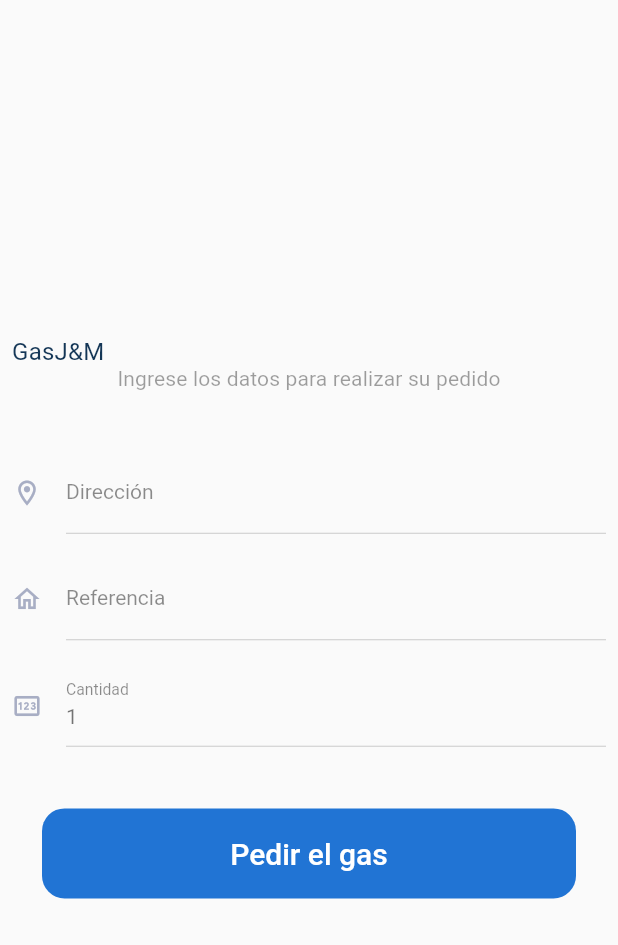
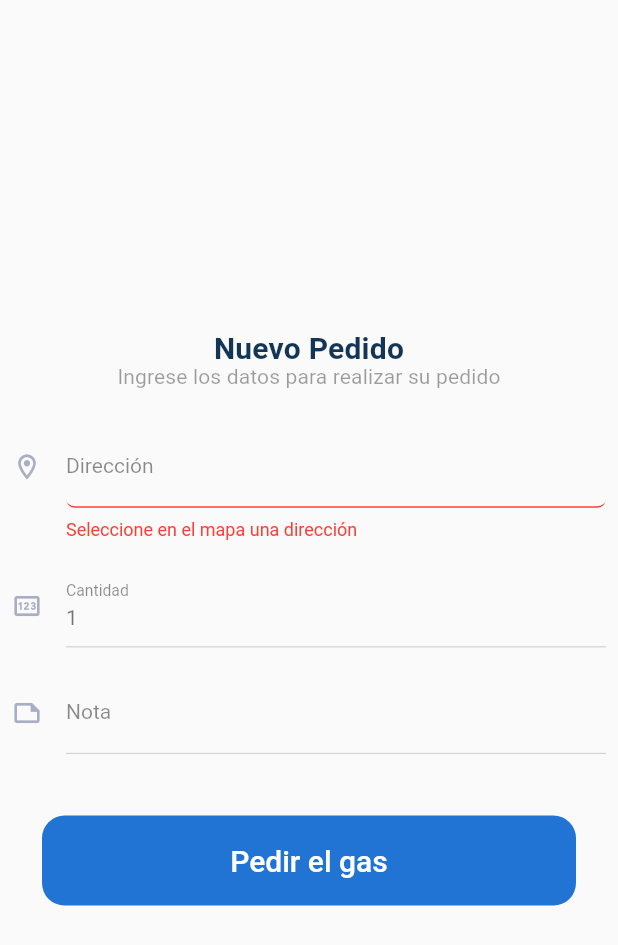
Before and after one commit to MyPatt/gasjm_borradorcliente, a Flutter app: the FormPedirGas widget shown alone on an empty page, opened directly, after a tap on "Pedir el gas", on a phone screen of 412 x 824 dp. Shown: the top 945 px of the screen. Run offline on Flutter 3.47's test engine with Material 2 defaults, Android fonts, the light colour scheme and no system bars; our stand-ins replace bloc, cloud_firestore, equatable, firebase_auth, firebase_core, firebase_storage and 12 more; missing offline and left inert: flutter_facebook_auth; accounts and stored records are empty; network calls fail; statements that could not run were skipped.

Commit message:
Mejora en diseno pantalla inicio, validaciones form pedir gas

```diff
--- a/lib/app/core/theme/text_theme.dart
+++ b/lib/app/core/theme/text_theme.dart
@@ -9,6 +9,6 @@ class TextoTheme {
       TextStyle(fontSize: 14, fontWeight: FontWeight.bold, color: AppTheme.light);
       //
         static const TextStyle subtitleStyle1 =
-      TextStyle(fontSize: 16, fontWeight: FontWeight.normal,letterSpacing: 0.15, color: AppTheme.blueDark);
+      TextStyle(fontSize: 20, fontWeight: FontWeight.bold,letterSpacing: 0.15, color: AppTheme.blueDark);
       //Theme.of(context).textTheme.headline4?.copyWith(   color: AppTheme.blue, fontWeight: FontWeight.w900)
 }
--- a/lib/app/core/utils/mensajes.dart
+++ b/lib/app/core/utils/mensajes.dart
@@ -7,7 +7,7 @@ abstract class Mensajes {
     Fluttertoast.showToast(
         msg: sms,
         toastLength: Toast.LENGTH_LONG,
-        gravity: ToastGravity.TOP,
+        gravity: ToastGravity.BOTTOM,
         timeInSecForIosWeb: 1,
         backgroundColor:AppTheme.blueDark,
         textColor: Colors.white);
--- a/lib/app/core/utils/validaciones.dart
+++ b/lib/app/core/utils/validaciones.dart
@@ -112,4 +112,26 @@ class Validacion {
       return false;
     }
   }
+  /* FORM PEDIR GAS */
+//Metodo para validar que el nombre nu sea nulo y vacio
+
+  static String? validarCantidadGas(String? value) {
+    if (value == null) {
+      return null;
+    }
+    if (value.isEmpty) {
+      return 'Ingrese una cantidad';
+    }
+    return null;
+  }
+  //Validar que la direccion sea valida
+    static String? validarDireccion(String? value) {
+    if (value == null) {
+      return null;
+    }
+    if (value.isEmpty || value=='Buscando dirección...') {
+      return 'Seleccione en el mapa una dirección';
+    }
+    return null;
+  }
 }
--- a/lib/app/global_widgets/cliente/menu_appbar.dart
+++ b/lib/app/global_widgets/cliente/menu_appbar.dart
@@ -18,9 +18,7 @@ class MenuAppBar extends StatelessWidget {
                     // onPressed: showRatingDialog,calificarservicio
                     onPressed: _.cargarAgenda,
                     icon: const Icon(Icons.calendar_today_outlined)),
-                const SizedBox(
-                  width: 8,
-                ),
+
                 //Opcion historial
 
                 IconButton(
--- a/lib/app/modules/inicio/local_widgets/form_pedirgas.dart
+++ b/lib/app/modules/inicio/local_widgets/form_pedirgas.dart
@@ -1,7 +1,10 @@
 import 'package:flutter/material.dart';
+import 'package:flutter/services.dart';
 import 'package:gasjm/app/core/theme/app_theme.dart';
 import 'package:gasjm/app/core/theme/text_theme.dart';
+import 'package:gasjm/app/core/utils/mensajes.dart';
 import 'package:gasjm/app/core/utils/responsive.dart';
+import 'package:gasjm/app/core/utils/validaciones.dart';
 import 'package:gasjm/app/global_widgets/input_text.dart';
 import 'package:gasjm/app/global_widgets/primary_button.dart';
 import 'package:gasjm/app/global_widgets/text_description.dart';
@@ -17,6 +20,8 @@ class FormPedirGas extends StatelessWidget {
         builder: (_) => Container(
               padding: const EdgeInsets.all(8.0),
               child: Center(
+                child: Form(
+                  key: _.formKey,
                   child: ListView(
                     shrinkWrap: true,
                     /*    mainAxisSize: MainAxisSize.max,
@@ -24,13 +29,15 @@ class FormPedirGas extends StatelessWidget {
                     crossAxisAlignment: CrossAxisAlignment.stretch,*/
                     children: [
                       const Text(
-                        "GasJ&M",
-                        style: TextoTheme.subtitleStyle1
+                        "Nuevo Pedido",
+                        style: TextoTheme.subtitleStyle1,
+                        textAlign: TextAlign.center,
                       ),
-
-                    const  TextDescription(text: "Ingrese los datos para realizar su pedido"),
+                      const TextDescription(
+                          text: "Ingrese los datos para realizar su pedido"),
                       SizedBox(
-                        height: Responsive.getScreenSize(context).height * .05),
+                          height:
+                              Responsive.getScreenSize(context).height * .03),
                       InputText(
                         controller: _.direccionTextoController,
                         keyboardType: TextInputType.streetAddress,
@@ -38,21 +45,13 @@ class FormPedirGas extends StatelessWidget {
                         iconColor: AppTheme.light,
                         border: InputBorder.none,
                         labelText: "Dirección",
+                        validator: Validacion.validarDireccion,
                         readOnly: true,
                         filled: false,
                       ),
                       SizedBox(
-                        height: Responsive.getScreenSize(context).height * .02),
-                    InputText(
-                      keyboardType: TextInputType.streetAddress,
-                      iconPrefix: Icons.home_outlined,
-                      iconColor: AppTheme.light,
-                      border: InputBorder.none,
-                      labelText: "Referencia",
-                      filled: false,
-                    ),
-                    SizedBox(
-                        height: Responsive.getScreenSize(context).height * .02),
+                          height:
+                              Responsive.getScreenSize(context).height * .02),
                       InputText(
                         iconPrefix: Icons.pin_outlined,
                         iconColor: AppTheme.light,
@@ -61,15 +60,41 @@ class FormPedirGas extends StatelessWidget {
                         //validator: null,
                         labelText: "Cantidad",
                         initialValue: "1",
+                        inputFormatters: <TextInputFormatter>[
+                          //FilteringTextInputFormatter.digitsOnly,
+                          FilteringTextInputFormatter.allow(RegExp(r'\d{1,2}')),
+                        ],
+                        validator: Validacion.validarCantidadGas,
                         filled: false,
                       ),
                       SizedBox(
-                        height: Responsive.getScreenSize(context).height * .05),
+                          height:
+                              Responsive.getScreenSize(context).height * .02),
+                      InputText(
+                        keyboardType: TextInputType.streetAddress,
+                        iconPrefix: Icons.note_outlined,
+                        iconColor: AppTheme.light,
+                        border: InputBorder.none,
+                        labelText: "Nota",
+                        inputFormatters: <TextInputFormatter>[
+                          FilteringTextInputFormatter.deny(RegExp(r'[^\w]')),
+                        ],
+                        filled: false,
+                      ),
+                      SizedBox(
+                          height:
+                              Responsive.getScreenSize(context).height * .05),
                       PrimaryButton(
                         texto: "Pedir el gas",
-                      onPressed: () {},
+                        onPressed: () {
+                          if (_.formKey.currentState?.validate() == true) {
+                            Navigator.pop(context);
+                            Mensajes.showToastBienvenido("Pedido con éxito.");
+                          }
+                        },
                       ),
                     ],
+                  ),
                 ),
               ),
             ));
```
Also changed, not shown: lib/app/modules/inicio/inicio_controller copy.dart (deleted, +0 -252 lines), lib/app/modules/inicio/inicio_controller.dart (+9 -3 lines), lib/app/modules/inicio/inicio_page.dart (+3 -4 lines), lib/app/modules/inicio/local_widgets/boton_pedirgas.dart (+5 -3 lines). Lines whose indentation alone changed are shown as unchanged.
